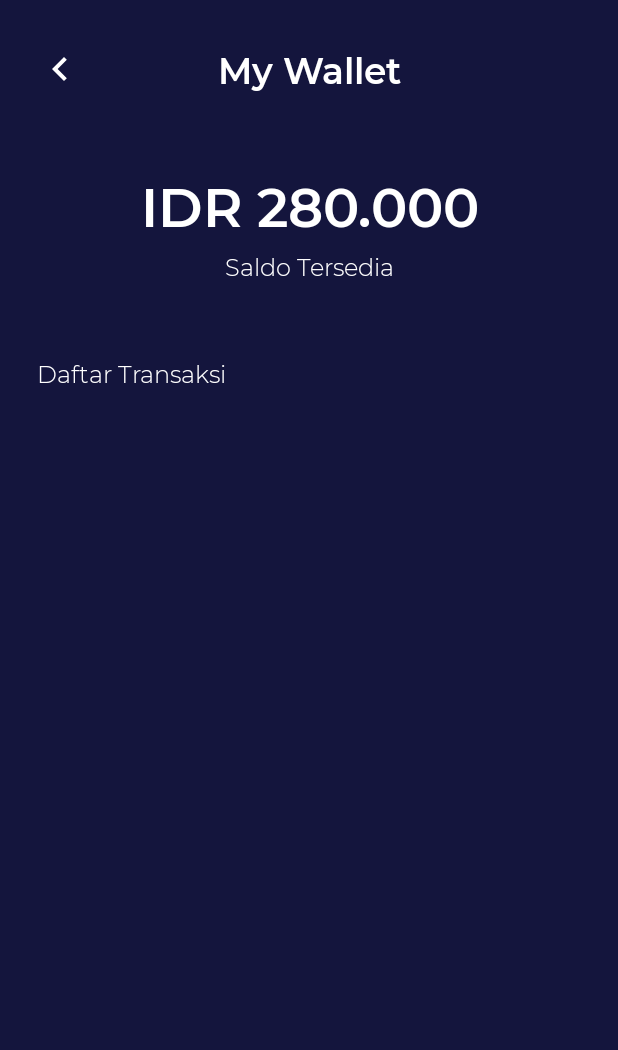
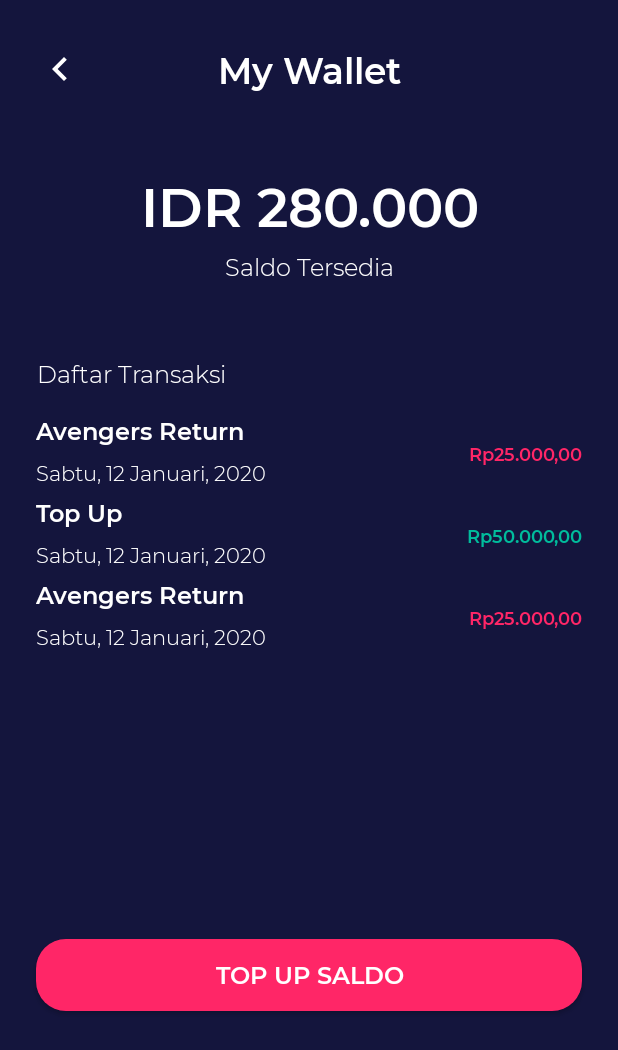
Before and after one commit to zaeroblitz/BWAMOV, an Android app: the MyWalletActivity screen opened directly, with no data from a screen before it, on a phone screen of 412 x 824 dp. Shown: the top 1050 px of the screen. Run offline under Robolectric (Android 15) with nearby library versions, the phone set to English and light mode, and no system bars.

Commit message:
Update Wallet & Transaction

```diff
--- a/app/src/main/AndroidManifest.xml
+++ b/app/src/main/AndroidManifest.xml
@@ -24,9 +24,11 @@
         android:roundIcon="@mipmap/ic_launcher_round"
         android:supportsRtl="true"
         android:theme="@style/AppTheme">
-        <activity android:name=".home.ticket.TicketPurchasedActivity"></activity>
+        <activity android:name=".wallet.SuccessTopUpActivity"></activity>
+        <activity android:name=".wallet.TopUpActivity" />
+        <activity android:name=".home.ticket.TicketPurchasedActivity" />
         <activity android:name=".HistoryScreenActivity" />
-        <activity android:name=".MyWalletActivity" />
+        <activity android:name=".wallet.MyWalletActivity" />
         <activity android:name=".EditProfileActivity" />
         <activity android:name=".checkout.CheckoutSuccessActivity" />
         <activity android:name=".checkout.CheckoutActivity" />
--- /dev/null
+++ b/app/src/main/java/com/zaeroblitz/bwamov/adapter/WalletAdapter.kt
@@ -0,0 +1,68 @@
+package com.zaeroblitz.bwamov.adapter
+
+import android.content.Context
+import android.graphics.Color
+import android.view.LayoutInflater
+import android.view.View
+import android.view.ViewGroup
+import android.widget.TextView
+import androidx.core.content.ContextCompat
+import androidx.recyclerview.widget.RecyclerView
+import com.zaeroblitz.bwamov.R
+import com.zaeroblitz.bwamov.model.Wallet
+import java.text.NumberFormat
+import java.util.*
+
+class WalletAdapter(private var data: List<Wallet>, private val listener: (Wallet) -> Unit)
+    : RecyclerView.Adapter<WalletAdapter.ViewHolder>() {
+
+    private lateinit var contextAdapter: Context
+
+    override fun onCreateViewHolder(
+        parent: ViewGroup,
+        viewType: Int
+    ): ViewHolder {
+        val layoutInflater = LayoutInflater.from(parent.context)
+        contextAdapter = parent.context
+        val inflatedView = layoutInflater.inflate(R.layout.row_item_transaction, parent, false)
+        return ViewHolder(inflatedView)
+    }
+
+    override fun onBindViewHolder(holder: ViewHolder, position: Int) {
+        holder.bind(data[position], listener, contextAdapter)
+    }
+
+    override fun getItemCount(): Int = data.size
+
+    class ViewHolder(view : View) : RecyclerView.ViewHolder(view) {
+        private val tvTitle: TextView = view.findViewById(R.id.tv_title)
+        private val tvDate: TextView = view.findViewById(R.id.tv_date)
+        private val tvPrice: TextView = view.findViewById(R.id.tv_price)
+
+        fun bind(dataWallet: Wallet, listener: (Wallet) -> Unit, context: Context){
+
+            tvTitle.text = dataWallet.title
+            tvDate.text = dataWallet.date
+
+            val localeId = Locale("in","ID")
+            val formatRupiah = NumberFormat.getCurrencyInstance(localeId)
+
+            if (dataWallet.status.equals("0")) {
+                val minusBalance = "- ${formatRupiah.format(dataWallet.balance)}"
+                tvPrice.text = minusBalance
+                tvPrice.setTextColor(ContextCompat.getColor(context, R.color.colorPink))
+            } else {
+                val plusBalance = "+ ${formatRupiah.format(dataWallet.balance)}"
+                tvPrice.text = plusBalance
+                tvPrice.setTextColor(ContextCompat.getColor(context, R.color.colorGreen))
+            }
+
+            tvPrice.text = formatRupiah.format(dataWallet.balance)
+
+            itemView.setOnClickListener{
+                listener(dataWallet)
+            }
+        }
+    }
+
+}
--- /dev/null
+++ b/app/src/main/java/com/zaeroblitz/bwamov/model/Wallet.kt
@@ -0,0 +1,12 @@
+package com.zaeroblitz.bwamov.model
+
+import android.os.Parcelable
+import kotlinx.android.parcel.Parcelize
+
+@Parcelize
+data class Wallet (
+    var title: String? = "",
+    var date: String? = "",
+    var balance: Double? = 0.0,
+    var status: String? = ""
+) : Parcelable
--- /dev/null
+++ b/app/src/main/java/com/zaeroblitz/bwamov/wallet/MyWalletActivity.kt
@@ -0,0 +1,43 @@
+package com.zaeroblitz.bwamov.wallet
+
+import android.content.Intent
+import androidx.appcompat.app.AppCompatActivity
+import android.os.Bundle
+import androidx.recyclerview.widget.LinearLayoutManager
+import com.zaeroblitz.bwamov.R
+import com.zaeroblitz.bwamov.adapter.WalletAdapter
+import com.zaeroblitz.bwamov.model.Wallet
+import kotlinx.android.synthetic.main.activity_my_wallet.*
+
+class MyWalletActivity : AppCompatActivity() {
+
+    private val dataWallet = ArrayList<Wallet>()
+
+    override fun onCreate(savedInstanceState: Bundle?) {
+        super.onCreate(savedInstanceState)
+        setContentView(R.layout.activity_my_wallet)
+
+        dataWallet.add(
+            Wallet("Avengers Return", "Sabtu, 12 Januari, 2020", 25000.0, "0")
+        )
+
+        dataWallet.add(
+            Wallet("Top Up", "Sabtu, 12 Januari, 2020", 50000.0, "1")
+        )
+
+        dataWallet.add(
+            Wallet("Avengers Return", "Sabtu, 12 Januari, 2020", 25000.0, "0")
+        )
+
+        rv_transaction.layoutManager = LinearLayoutManager(this)
+        rv_transaction.adapter = WalletAdapter(dataWallet){
+
+        }
+
+        btn_top_up.setOnClickListener {
+            val goTopUpActivity = Intent(this@MyWalletActivity, TopUpActivity::class.java)
+            startActivity(goTopUpActivity)
+        }
+    }
+
+}
--- a/app/src/main/res/layout/activity_my_wallet.xml
+++ b/app/src/main/res/layout/activity_my_wallet.xml
@@ -4,7 +4,7 @@
     xmlns:tools="http://schemas.android.com/tools"
     android:layout_width="match_parent"
     android:layout_height="match_parent"
-    tools:context=".MyWalletActivity"
+    tools:context=".wallet.MyWalletActivity"
     android:background="@color/colorBluePrimary">
 
     <ImageView
@@ -34,7 +34,7 @@
         app:layout_constraintTop_toTopOf="parent" />
 
     <TextView
-        android:id="@+id/textView21"
+        android:id="@+id/tv_current_balance"
         android:layout_width="wrap_content"
         android:layout_height="wrap_content"
         android:layout_marginStart="24dp"
@@ -63,7 +63,7 @@
         android:textSize="16sp"
         app:layout_constraintEnd_toEndOf="parent"
         app:layout_constraintStart_toStartOf="parent"
-        app:layout_constraintTop_toBottomOf="@+id/textView21" />
+        app:layout_constraintTop_toBottomOf="@+id/tv_current_balance" />
 
     <TextView
         android:id="@+id/textView23"
@@ -80,15 +80,32 @@
         app:layout_constraintTop_toBottomOf="@+id/textView22" />
 
     <androidx.recyclerview.widget.RecyclerView
+        android:id="@+id/rv_transaction"
         android:layout_width="match_parent"
         android:layout_height="200dp"
+        android:layout_marginStart="24dp"
         android:layout_marginTop="16dp"
-        android:layout_marginStart="24dp"
         android:layout_marginEnd="24dp"
         app:layout_constraintEnd_toEndOf="parent"
         app:layout_constraintStart_toStartOf="parent"
         app:layout_constraintTop_toBottomOf="@+id/textView23" />
 
-
+    <Button
+        android:id="@+id/btn_top_up"
+        android:layout_width="match_parent"
+        android:layout_height="wrap_content"
+        android:layout_marginStart="24dp"
+        android:layout_marginEnd="24dp"
+        android:layout_marginBottom="24dp"
+        android:layout_marginTop="24dp"
+        android:background="@drawable/shape_pink_rectangle"
+        android:fontFamily="@font/montserrat_semi_bold"
+        android:text="@string/top_up_saldo"
+        android:textColor="@color/colorWhite"
+        android:textSize="16sp"
+        app:layout_constraintBottom_toBottomOf="parent"
+        app:layout_constraintEnd_toEndOf="parent"
+        app:layout_constraintStart_toStartOf="parent"
+        app:layout_constraintTop_toBottomOf="@+id/rv_transaction" />
 
 </androidx.constraintlayout.widget.ConstraintLayout>
--- /dev/null
+++ b/app/src/main/res/layout/row_item_transaction.xml
@@ -0,0 +1,50 @@
+<?xml version="1.0" encoding="utf-8"?>
+<androidx.constraintlayout.widget.ConstraintLayout
+    xmlns:android="http://schemas.android.com/apk/res/android"
+    xmlns:app="http://schemas.android.com/apk/res-auto"
+    xmlns:tools="http://schemas.android.com/tools"
+    android:layout_width="match_parent"
+    android:layout_height="wrap_content"
+    android:layout_marginBottom="6dp"
+    android:orientation="vertical"
+    android:background="@color/colorBluePrimary">
+
+
+    <TextView
+        android:id="@+id/tv_title"
+        android:layout_width="wrap_content"
+        android:layout_height="wrap_content"
+        android:fontFamily="@font/montserrat_semi_bold"
+        android:text="@string/dummy_movie_title"
+        android:textColor="@color/colorWhite"
+        android:textSize="16sp"
+        app:layout_constraintStart_toStartOf="parent"
+        app:layout_constraintTop_toTopOf="parent" />
+
+    <TextView
+        android:id="@+id/tv_date"
+        android:layout_width="wrap_content"
+        android:layout_height="wrap_content"
+        android:layout_marginTop="8dp"
+        android:fontFamily="@font/montserrat_light"
+        android:gravity="center_vertical"
+        android:text="@string/dummy_date"
+        android:textColor="@color/colorWhite"
+        android:textSize="14sp"
+        app:layout_constraintStart_toStartOf="parent"
+        app:layout_constraintTop_toBottomOf="@+id/tv_title" />
+
+    <TextView
+        android:id="@+id/tv_price"
+        android:layout_width="wrap_content"
+        android:layout_height="wrap_content"
+        android:fontFamily="@font/montserrat_semi_bold"
+        android:text="@string/dummy_price"
+        android:textAlignment="textEnd"
+        android:textColor="@color/colorGreen"
+        android:textSize="12sp"
+        app:layout_constraintBottom_toTopOf="@+id/tv_date"
+        app:layout_constraintEnd_toEndOf="parent"
+        app:layout_constraintTop_toBottomOf="@+id/tv_title" />
+
+</androidx.constraintlayout.widget.ConstraintLayout>
```
Also changed, not shown: app/src/main/java/com/zaeroblitz/bwamov/MyWalletActivity.kt (deleted, +0 -12 lines), app/src/main/java/com/zaeroblitz/bwamov/home/profile/ProfileFragment.kt (+14 -2 lines), app/src/main/java/com/zaeroblitz/bwamov/wallet/SuccessTopUpActivity.kt (added, +34 -0 lines), app/src/main/java/com/zaeroblitz/bwamov/wallet/TopUpActivity.kt (added, +98 -0 lines), app/src/main/res/layout/activity_success_top_up.xml (added, +90 -0 lines), app/src/main/res/layout/activity_top_up.xml (added, +249 -0 lines), app/src/main/res/values/strings.xml (+14 -0 lines).
